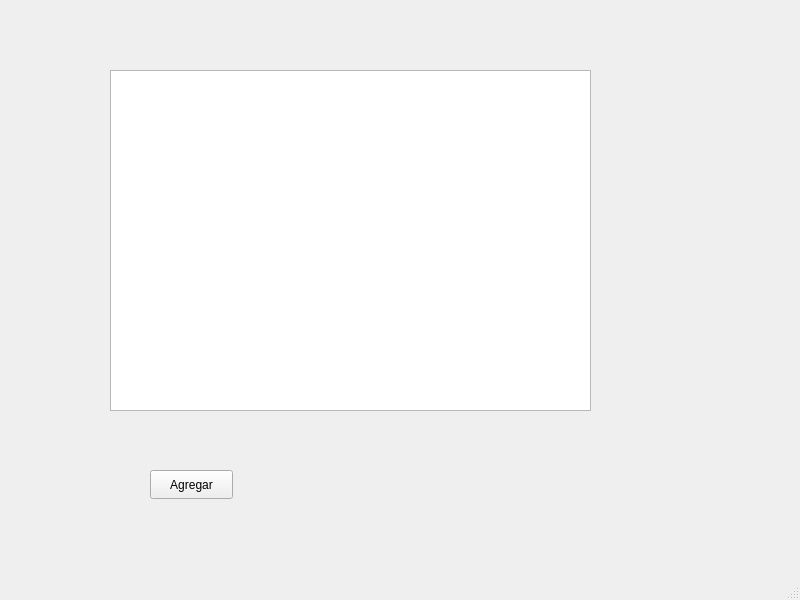
Qt form principal.ui (CristopherMales/Examen-remedial) before a commit.
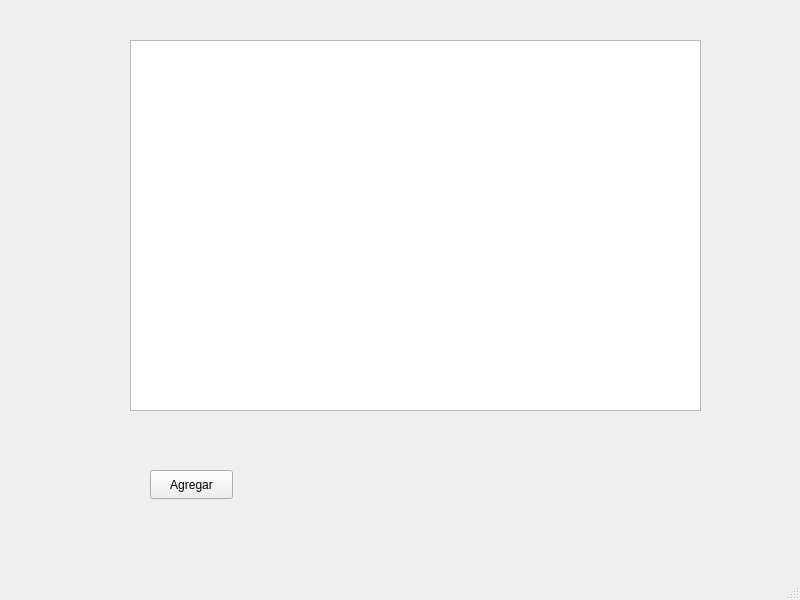
The same form after that commit.

Commit message: Tabla incluida

Diff of the .ui file:
```diff
--- a/principal.ui
+++ b/principal.ui
@@ -14,16 +14,6 @@
    <string>Principal</string>
   </property>
   <widget class="QWidget" name="centralwidget">
-   <widget class="QTableView" name="tabla">
-    <property name="geometry">
-     <rect>
-      <x>110</x>
-      <y>70</y>
-      <width>481</width>
-      <height>341</height>
-     </rect>
-    </property>
-   </widget>
    <widget class="QPushButton" name="btnAgregar">
     <property name="geometry">
      <rect>
@@ -37,6 +27,16 @@
      <string>Agregar</string>
     </property>
    </widget>
+   <widget class="QTableWidget" name="tabla">
+    <property name="geometry">
+     <rect>
+      <x>130</x>
+      <y>40</y>
+      <width>571</width>
+      <height>371</height>
+     </rect>
+    </property>
+   </widget>
   </widget>
   <widget class="QMenuBar" name="menubar">
    <property name="geometry">
```
The commit also changes 8 other files.
